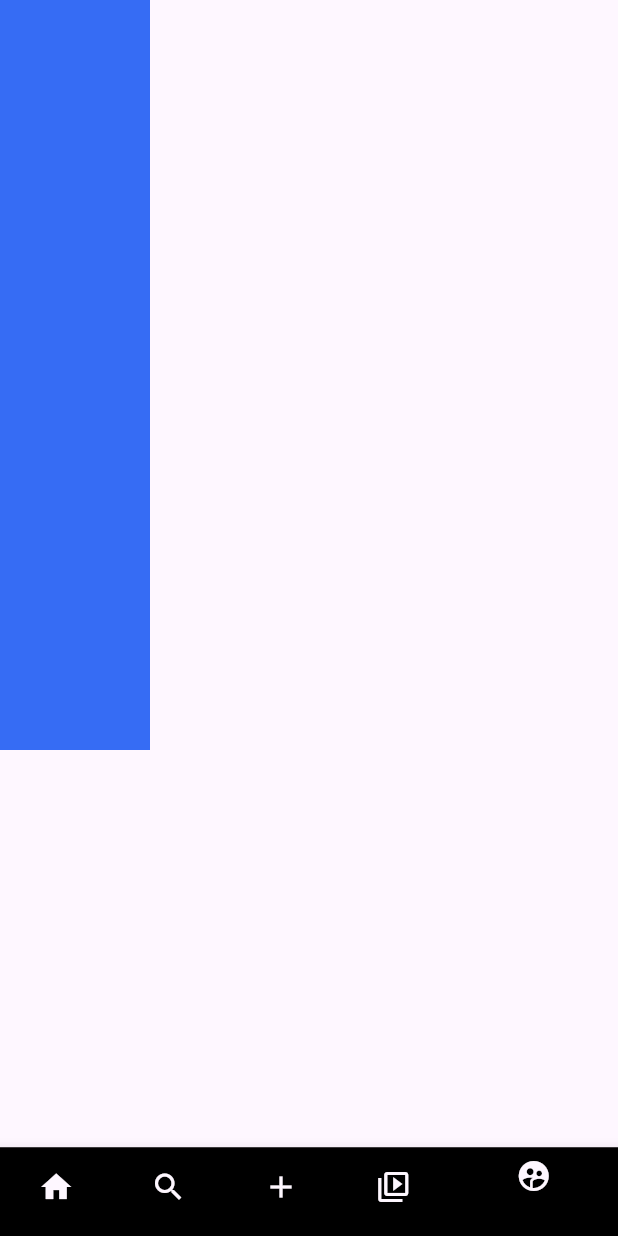
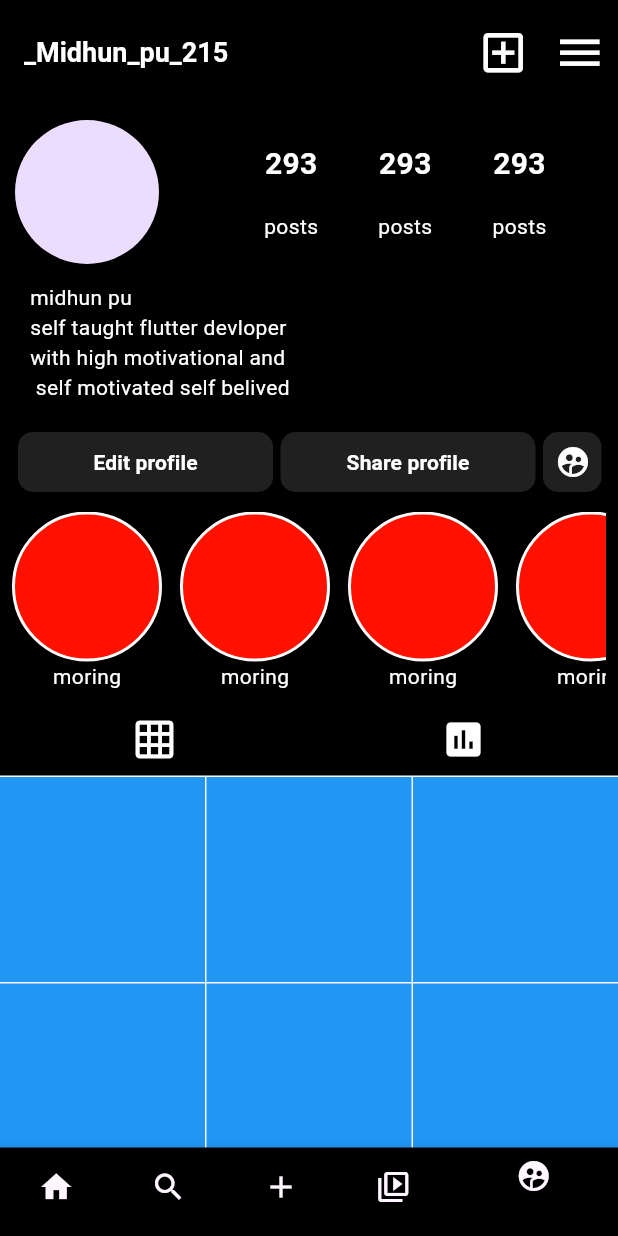
Before and after one commit to Midhunpu80/instagram_clone_ui, a Flutter app: the screen it shows after launch, item 5 of the bottom bar chosen, on a phone screen of 412 x 824 dp. Run offline on Flutter 3.47's test engine with Material 2 defaults, Android fonts, the phone set to English and light mode, and no system bars.

Commit message:
completed the profile section and search section

```diff
--- a/lib/view/screens.dart/profile.dart
+++ b/lib/view/screens.dart/profile.dart
@@ -1,15 +1,46 @@
 import 'package:flutter/material.dart';
+import 'package:flutter/rendering.dart';
+import 'package:instagram_clone/view/screens.dart/homepage.dart';
+import 'package:instagram_clone/view/screens.dart/reels.dart';
+import 'package:instagram_clone/view/screens.dart/search.dart';
 
-class profile extends StatelessWidget {
+import 'package:instagram_clone/widgets/profile/count_followes.dart';
+import 'package:instagram_clone/widgets/profile/profilebar.dart';
+import 'package:instagram_clone/widgets/profile/tabbarart.dart';
+
+TabController? tabsController;
+
+class profile extends StatefulWidget {
+  @override
+  State<profile> createState() => _profileState();
+}
+
+class _profileState extends State<profile> with SingleTickerProviderStateMixin {
+  @override
+  void initState() {
+    // TODO: implement initState
+    super.initState();
+    tabsController = TabController(length: 3, vsync: this);
+  }
 
   @override
   Widget build(BuildContext context) {
     return Scaffold(
-      body: Container(
-        height: 500,
-        width: 100,
-        color: const Color.fromARGB(255, 54, 108, 244),
-      ),
-    );
+
+        // appBar: AppBar(backgroundColor: bl,title:const  Text("Midhun_pi_516",style: TextStyle(color: Colors.white,fontSize: 18,fontWeight: FontWeight.bold),),),
+        body: CustomScrollView(
+      slivers: [
+        profilebar(),
+        followers(),
+        tabsscreen(),
+        // SliverToBoxAdapter(
+        //   child: TabBarView(controller: tabsController, children:<Widget> [
+        //     Center(child: search()),
+        //     Center(child: homepage()),
+        //     Center(child: Reels()),
+        //   ]),
+        // )
+      ],
+    ));
   }
 }
--- a/lib/widgets/Search/searchbar.dart
+++ b/lib/widgets/Search/searchbar.dart
@@ -1,6 +1,7 @@
 import 'package:flutter/material.dart';
 import 'package:instagram_clone/utils/colors.dart';
 import 'package:instagram_clone/view/screens.dart/profile.dart';
+import 'package:instagram_clone/widgets/Search/realsearch.dart';
 
 class serchfieldwidget extends StatelessWidget {
   @override
@@ -11,7 +12,7 @@ class serchfieldwidget extends StatelessWidget {
       flexibleSpace: InkWell(
         onTap: () {
           Navigator.of(context)
-              .push(MaterialPageRoute(builder: (context) => profile()));
+              .push(MaterialPageRoute(builder: (context) =>const Realsearch()));
         },
         child: Container(
           height: 100,
--- /dev/null
+++ b/lib/widgets/profile/count_followes.dart
@@ -0,0 +1,92 @@
+import 'package:flutter/material.dart';
+import 'package:instagram_clone/utils/colors.dart';
+
+import 'package:instagram_clone/view/screens.dart/profile.dart';
+import 'package:instagram_clone/view/screens.dart/reels.dart';
+import 'package:instagram_clone/view/screens.dart/search.dart';
+import 'package:instagram_clone/widgets/profile/editbutton.dart';
+import 'package:instagram_clone/widgets/profile/pstories.dart';
+
+
+
+Widget followers() {
+  return SliverAppBar(
+    floating: true,
+    toolbarHeight: 400,
+    backgroundColor: bl,
+    flexibleSpace: ListView(
+      children: [
+        Row(
+          crossAxisAlignment: CrossAxisAlignment.start,
+          children: [
+            const Padding(
+              padding: EdgeInsets.only(left: 10, top: 10),
+              child: CircleAvatar(
+                radius: 48,
+              ),
+            ),
+            Padding(
+              padding: const EdgeInsets.only(top: 8, left: 30),
+              child: SizedBox(
+                height: 100,
+                width: 260,
+                child: ListView.builder(
+                    scrollDirection: Axis.horizontal,
+                    itemCount: 3,
+                    itemBuilder: (context, index) {
+                      return Column(
+                        mainAxisAlignment: MainAxisAlignment.spaceEvenly,
+                        children: [
+                          Padding(
+                            padding: const EdgeInsets.only(left: 40),
+                            child: Text(
+                              "293",
+                              style: TextStyle(
+                                  color: wh,
+                                  fontSize: 20,
+                                  fontWeight: FontWeight.bold),
+                            ),
+                          ),
+                          Padding(
+                            padding: const EdgeInsets.only(left: 40),
+                            child: Text(
+                              "posts",
+                              style: TextStyle(color: wh),
+                            ),
+                          ),
+                        ],
+                      );
+                    }),
+              ),
+            ),
+          ],
+        ),
+        Padding(
+          padding: const EdgeInsets.only(top: 10, left: 20),
+          child: Column(
+            crossAxisAlignment: CrossAxisAlignment.start,
+            children: [
+              Text(
+                "midhun pu ",
+                style: TextStyle(color: wh),
+              ),
+              Text(
+                "self taught flutter devloper \nwith high motivational and \n self motivated self belived ",
+                style: TextStyle(color: wh),
+              ),
+            ],
+          ),
+        ),
+        ////////////////----------------------------------------------------////////////////////////////////////
+        const SizedBox(
+          height: 20,
+        ),
+        editbutton(),
+        const SizedBox(
+          height: 5,
+        ),
+        pstories(),
+      ],
+    ),
+  );
+}
--- /dev/null
+++ b/lib/widgets/profile/profilebar.dart
@@ -0,0 +1,18 @@
+import 'package:flutter/material.dart';
+import 'package:instagram_clone/utils/colors.dart';
+
+Widget profilebar() {
+  return SliverAppBar(
+    actions: [
+      IconButton(onPressed: (){}, icon: Icon(Icons.add_box_outlined,color: wh,size: 35,)),
+        IconButton(onPressed: (){}, icon: Icon(Icons.menu,color: wh,size: 35,))
+    ],
+    floating: true,
+    toolbarHeight: 70,
+    backgroundColor: bl,
+    title: Text(
+      "_Midhun_pu_215",
+      style: TextStyle(color: wh, fontSize: 18, fontWeight: FontWeight.bold),
+    ),
+  );
+}
```
Also changed, not shown: lib/widgets/Search/realsearch.dart (+55 -0 lines), lib/widgets/profile/editbutton.dart (added, +52 -0 lines), lib/widgets/profile/pstories.dart (added, +32 -0 lines), lib/widgets/profile/tabbarart.dart (added, +51 -0 lines), lib/widgets/profile/usergrid.dart (added, +34 -0 lines).
